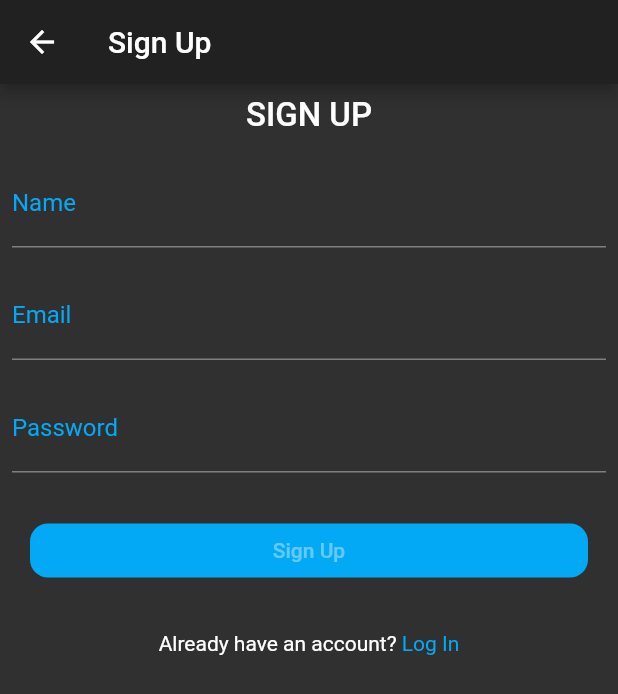
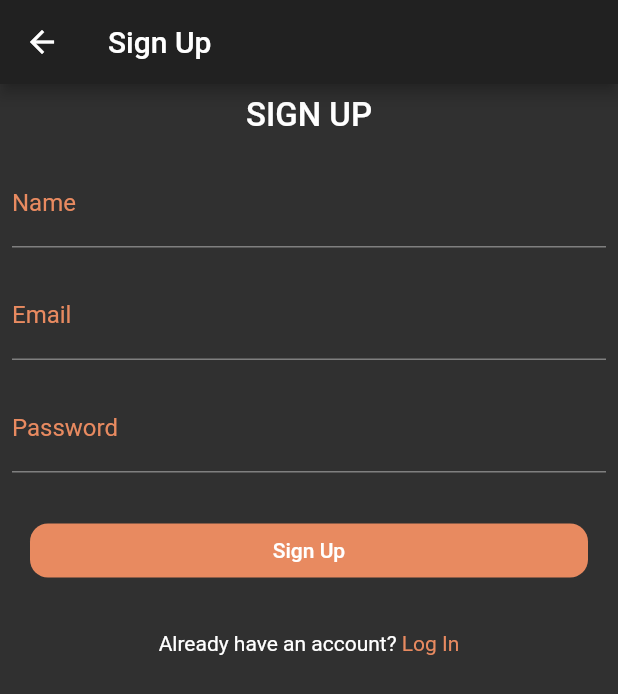
Before and after one commit to shivani7n7/mom_menu, a Flutter app: the screen it shows after launch, after a tap on "Create One", on a phone screen of 412 x 824 dp. Shown: the top 694 px of the screen. Run offline on Flutter 3.47's test engine with Material 2 defaults, Android fonts, the light colour scheme and no system bars; our stand-ins replace splashscreen.

Commit message:
Before Merge

```diff
--- a/lib/Screens/login.dart
+++ b/lib/Screens/login.dart
@@ -69,7 +69,7 @@ class _LogInState extends State<LogIn> {
                       decoration: InputDecoration(
                         labelText: 'Email',
                         labelStyle: TextStyle(
-                          color: Colors.lightBlue,
+                          color: Color(0xFFE88A60),
                         ),
                         focusedBorder: UnderlineInputBorder(
                           borderSide: BorderSide(
@@ -85,7 +85,7 @@ class _LogInState extends State<LogIn> {
                       decoration: InputDecoration(
                         labelText: 'Password',
                         labelStyle: TextStyle(
-                          color: Colors.lightBlue,
+                          color: Color(0xFFE88A60),
                         ),
                         focusedBorder: UnderlineInputBorder(
                           borderSide: BorderSide(
@@ -107,7 +107,7 @@ class _LogInState extends State<LogIn> {
                   borderRadius: BorderRadius.circular(12.0),
                 ),
                 child: FlatButton(
-                  color: Colors.lightBlue,
+                  color: Color(0xFFE88A60),
                   child: Text('Log In'),
                   onPressed: () {
                     Navigator.pushNamed(context, '/mainPage');
@@ -130,7 +130,7 @@ class _LogInState extends State<LogIn> {
                     child: Text(
                       'Create One',
                       style: TextStyle(
-                        color: Colors.lightBlue,
+                        color: Color(0xFFE88A60),
                       ),
                     ),
                   )
--- a/lib/Screens/main_screen_page.dart
+++ b/lib/Screens/main_screen_page.dart
@@ -10,8 +10,8 @@ class MainPage extends StatelessWidget {
           child: DrawerTab(),
         ),
         appBar: AppBar(
-          backgroundColor: Colors.red,
-          title: Text('Hff'),
+          backgroundColor: Colors.black,
+          title: Text('Location..'),
         ),
       ),
     );
--- a/lib/Screens/sign_up.dart
+++ b/lib/Screens/sign_up.dart
@@ -37,7 +37,7 @@ class _SignUpState extends State<SignUp> {
                       decoration: InputDecoration(
                         labelText: 'Name',
                         labelStyle: TextStyle(
-                          color: Colors.lightBlue,
+                          color: Color(0xFFE88A60),
                         ),
                         focusedBorder: UnderlineInputBorder(
                           borderSide: BorderSide(
@@ -54,7 +54,7 @@ class _SignUpState extends State<SignUp> {
                       decoration: InputDecoration(
                         labelText: 'Email',
                         labelStyle: TextStyle(
-                          color: Colors.lightBlue,
+                          color: Color(0xFFE88A60),
                         ),
                         focusedBorder: UnderlineInputBorder(
                           borderSide: BorderSide(
@@ -70,7 +70,7 @@ class _SignUpState extends State<SignUp> {
                       decoration: InputDecoration(
                         labelText: 'Password',
                         labelStyle: TextStyle(
-                          color: Colors.lightBlue,
+                          color: Color(0xFFE88A60),
                         ),
                         focusedBorder: UnderlineInputBorder(
                           borderSide: BorderSide(
@@ -92,9 +92,9 @@ class _SignUpState extends State<SignUp> {
                   borderRadius: BorderRadius.circular(12.0),
                 ),
                 child: FlatButton(
-                  color: Colors.red,
-                  disabledColor: Colors.lightBlue,
+                  color: Color(0xFFE88A60),
                   child: Text('Sign Up'),
+                  onPressed: () {},
                 ),
               ),
             ),
@@ -113,7 +113,7 @@ class _SignUpState extends State<SignUp> {
                     child: Text(
                       'Log In',
                       style: TextStyle(
-                        color: Colors.lightBlue,
+                        color: Color(0xFFE88A60),
                       ),
                     ),
                   )
```
Also changed, not shown: lib/Screens/top_drawer.dart (+47 -45 lines).
